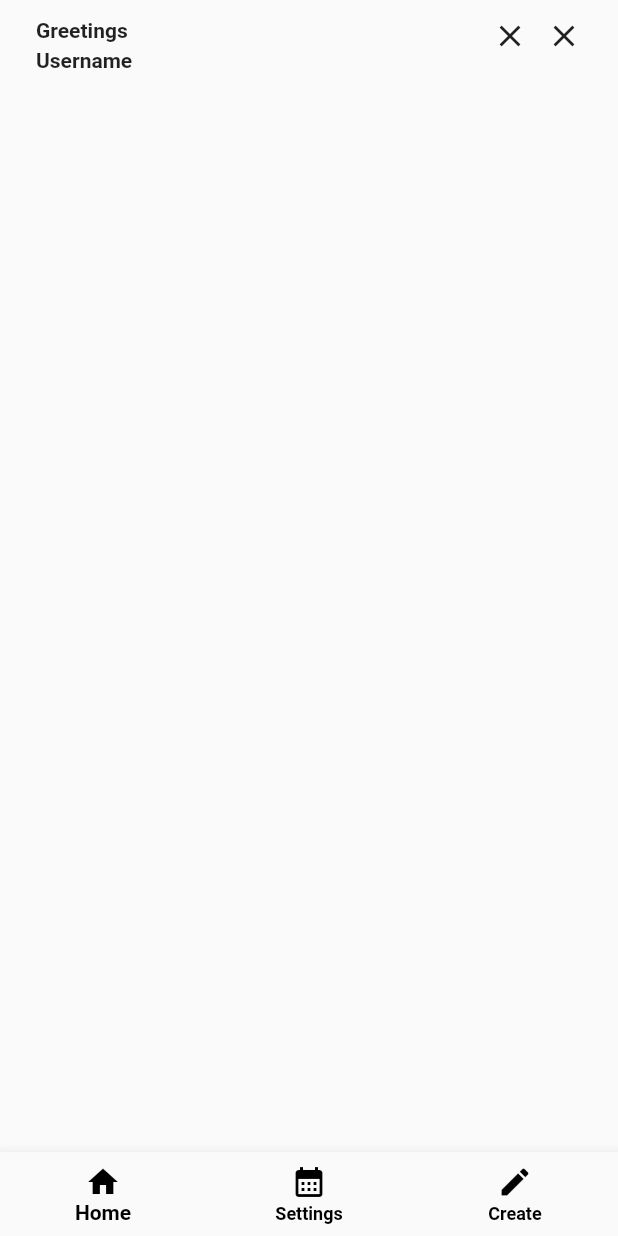
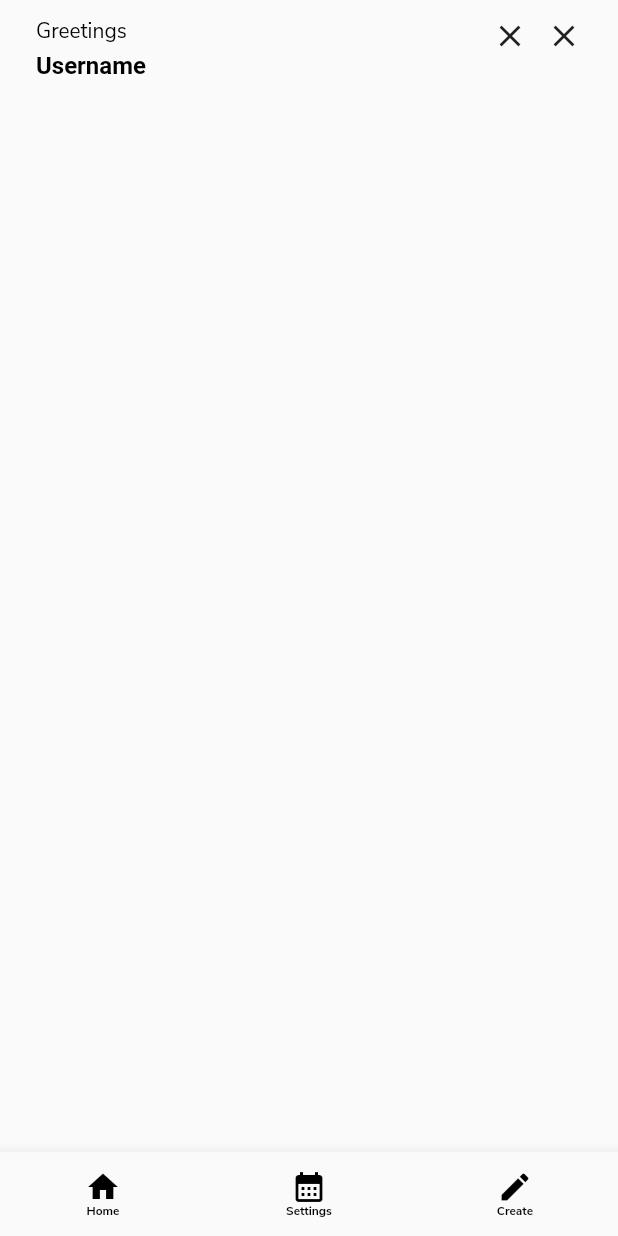
Before and after one commit to irfandigalih/Cobacobatimeboxing, a Flutter app: the MainPage screen opened directly, on a phone screen of 412 x 824 dp. Run offline on Flutter 3.47's test engine with Material 2 defaults, Android fonts, the phone set to English and light mode, and no system bars.

Commit message:
fix conflict

```diff
--- a/lib/Scenes/Page/HomePage/Component/greeting_information.dart
+++ b/lib/Scenes/Page/HomePage/Component/greeting_information.dart
@@ -1,4 +1,5 @@
 import 'package:flutter/material.dart';
+import 'package:timeboxing/Shared/Extension/colors_style_extension.dart';
 import 'package:timeboxing/Shared/Extension/text_style_extension.dart';
 
 class TimeboxingGreetingInfo extends StatefulWidget {
@@ -22,12 +23,16 @@
               Text(
                 'Greetings',
                 style: TimeBoxingTextStyle.paragraph2(
-                    TimeBoxingFontWeight.regular),
+                  TimeBoxingFontWeight.regular,
+                  TimeBoxingColors.neutralBlack(),
+                ),
               ),
               const SizedBox(height: 4),
               Text(
                 'Username',
-                style: TimeBoxingTextStyle.headline4(),
+                style: TimeBoxingTextStyle.headline4(
+                  TimeBoxingColors.neutralBlack(),
+                ),
               ),
             ],
           ),
--- a/lib/Shared/Widget/bottom_navigation_bar.dart
+++ b/lib/Shared/Widget/bottom_navigation_bar.dart
@@ -1,4 +1,5 @@
 import 'package:flutter/material.dart';
+import 'package:timeboxing/Shared/Extension/colors_style_extension.dart';
 import 'package:timeboxing/Shared/Extension/text_style_extension.dart';
 
 class TimeboxingBottomNavigationBar extends StatefulWidget {
@@ -14,10 +15,14 @@
     return BottomNavigationBar(
       selectedItemColor: Colors.black,
       unselectedItemColor: Colors.black,
-      selectedLabelStyle:
-          TimeBoxingTextStyle.paragraph5(TimeBoxingFontWeight.bold),
-      unselectedLabelStyle:
-          TimeBoxingTextStyle.paragraph5(TimeBoxingFontWeight.bold),
+      selectedLabelStyle: TimeBoxingTextStyle.paragraph5(
+        TimeBoxingFontWeight.bold,
+        TimeBoxingColors.text(TimeBoxingColorType.tint),
+      ),
+      unselectedLabelStyle: TimeBoxingTextStyle.paragraph5(
+        TimeBoxingFontWeight.bold,
+        TimeBoxingColors.text(TimeBoxingColorType.tint),
+      ),
       items: const [
         BottomNavigationBarItem(
             label: 'Home', icon: Icon(Icons.home, color: Colors.black)),
```
